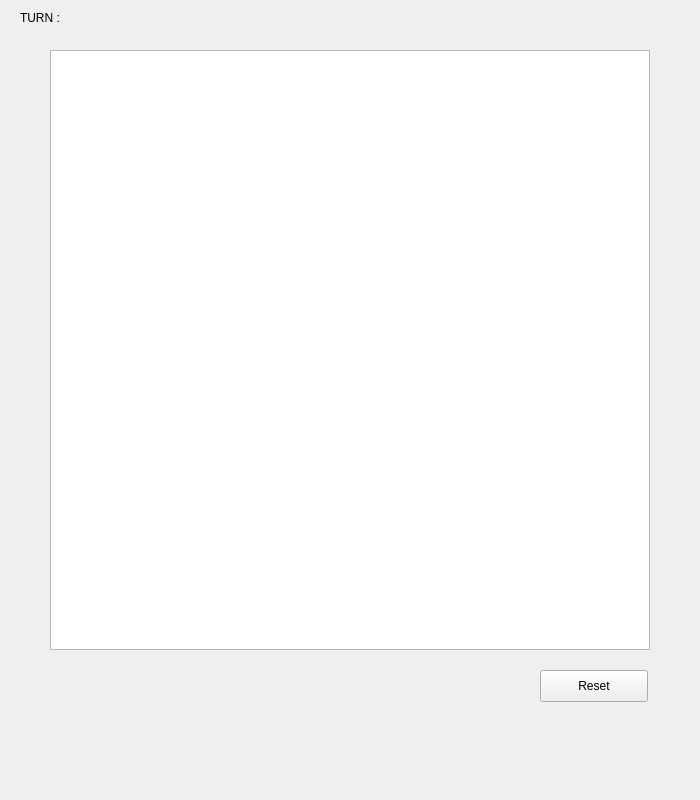
This is mainwindow.ui in vicu6034/HW5-Checkers as Qt 5 draws it before an edit. The edited form follows.
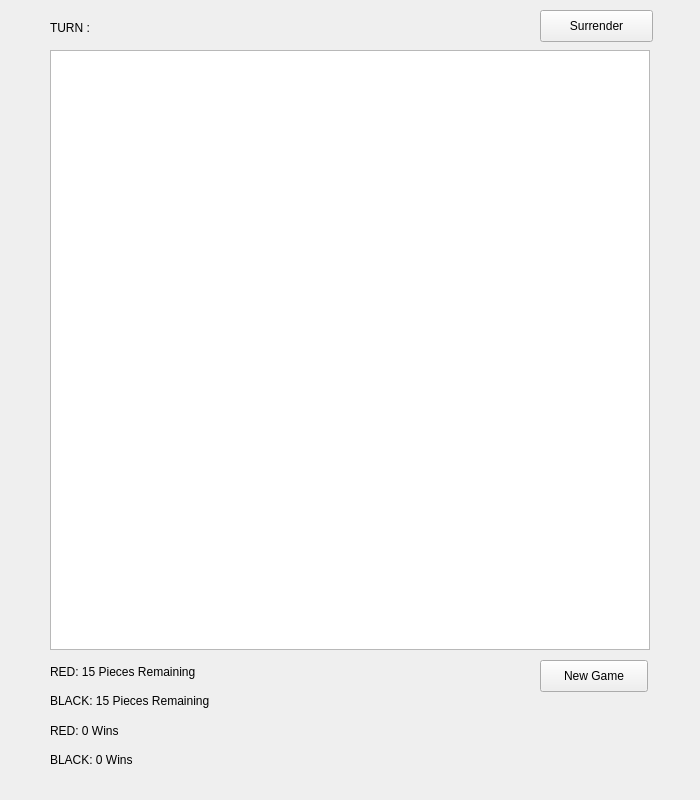
This is the edited form.

The edit to the form file:
```diff
--- a/mainwindow.ui
+++ b/mainwindow.ui
@@ -34,20 +34,20 @@
     <property name="geometry">
      <rect>
       <x>540</x>
-      <y>670</y>
+      <y>660</y>
       <width>108</width>
       <height>32</height>
      </rect>
     </property>
     <property name="text">
-     <string>Reset</string>
+     <string>New Game</string>
     </property>
    </widget>
    <widget class="QLabel" name="turnLabel">
     <property name="geometry">
      <rect>
-      <x>20</x>
-      <y>10</y>
+      <x>50</x>
+      <y>20</y>
       <width>151</width>
       <height>16</height>
      </rect>
@@ -56,6 +56,59 @@
      <string>TURN :</string>
     </property>
    </widget>
+   <widget class="QPushButton" name="surrenderButton">
+    <property name="geometry">
+     <rect>
+      <x>540</x>
+      <y>10</y>
+      <width>113</width>
+      <height>32</height>
+     </rect>
+    </property>
+    <property name="text">
+     <string>Surrender</string>
+    </property>
+   </widget>
+   <widget class="QWidget" name="verticalLayoutWidget">
+    <property name="geometry">
+     <rect>
+      <x>50</x>
+      <y>660</y>
+      <width>181</width>
+      <height>111</height>
+     </rect>
+    </property>
+    <layout class="QVBoxLayout" name="verticalLayout">
+     <item>
+      <widget class="QLabel" name="redPiecesLabel">
+       <property name="text">
+        <string>RED: 15 Pieces Remaining</string>
+       </property>
+      </widget>
+     </item>
+     <item>
+      <widget class="QLabel" name="blackPiecesLabel">
+       <property name="text">
+        <string>BLACK: 15 Pieces Remaining</string>
+       </property>
+      </widget>
+     </item>
+     <item>
+      <widget class="QLabel" name="redWinsLabel">
+       <property name="text">
+        <string>RED: 0 Wins</string>
+       </property>
+      </widget>
+     </item>
+     <item>
+      <widget class="QLabel" name="blackWinsLabel">
+       <property name="text">
+        <string>BLACK: 0 Wins</string>
+       </property>
+      </widget>
+     </item>
+    </layout>
+   </widget>
   </widget>
   <widget class="QMenuBar" name="menubar">
    <property name="geometry">
```
